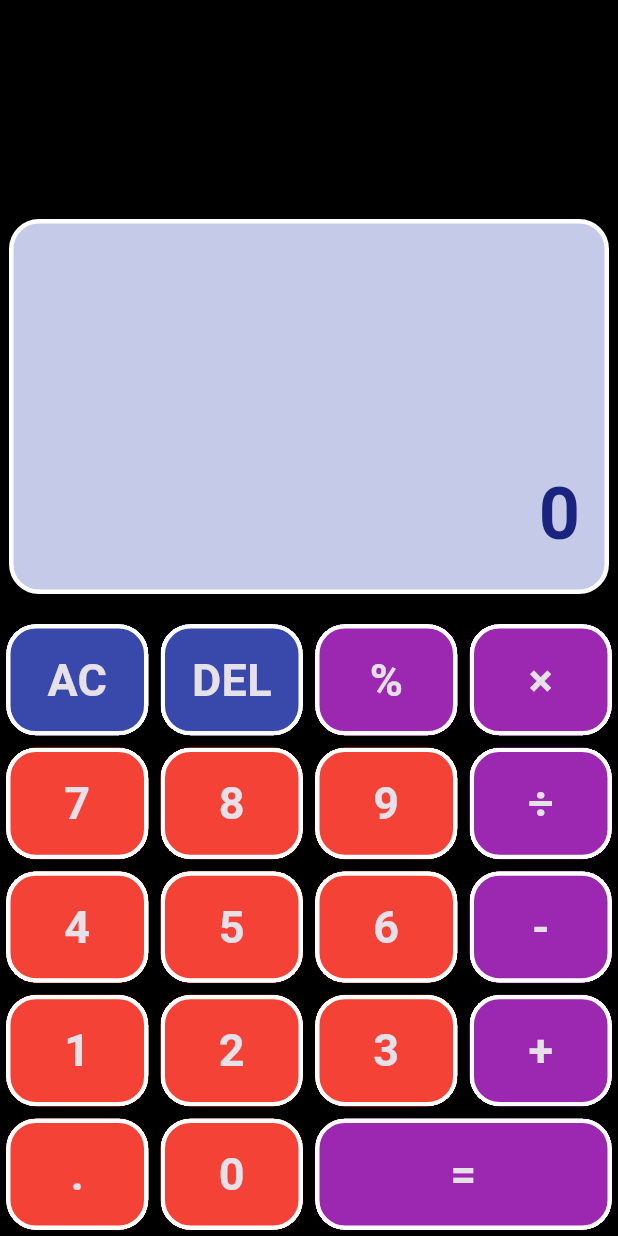
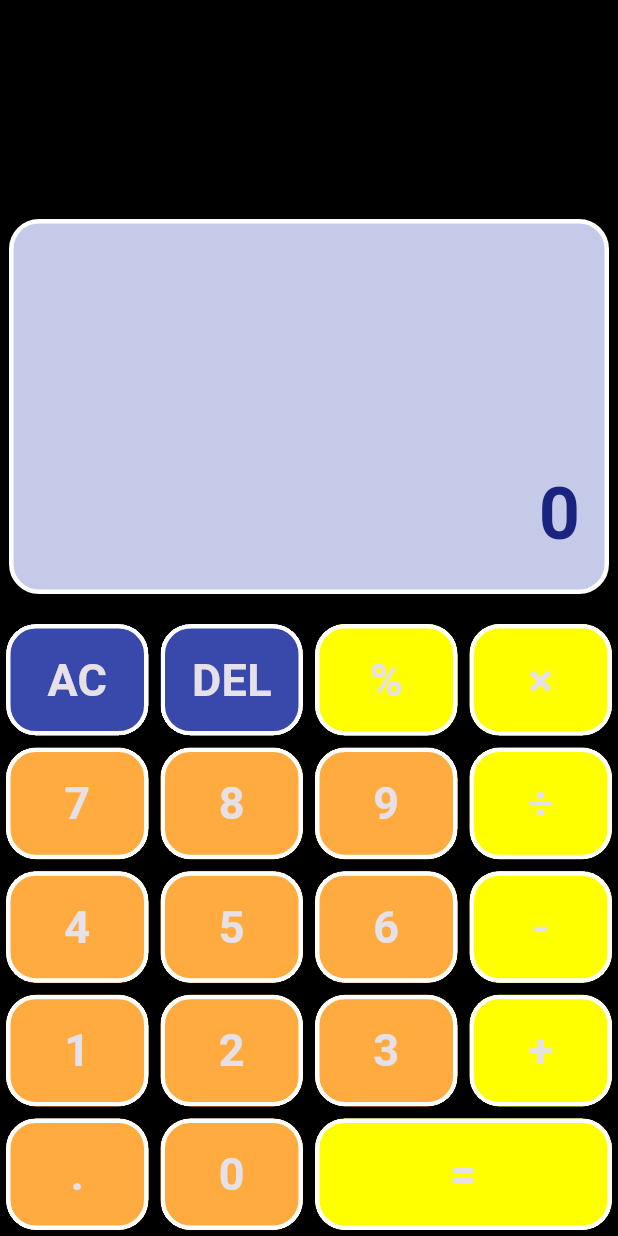
Before and after one commit to buddhadevyash/DJSComputeTask2FD, a Flutter app: the screen it shows after launch, on a phone screen of 412 x 824 dp. Run offline on Flutter 3.47's test engine with Material 3 defaults, Android fonts, the light colour scheme and no system bars.

Commit message:
Color Changes

```diff
--- a/lib/calculator_screen.dart
+++ b/lib/calculator_screen.dart
@@ -6,8 +6,6 @@ class CalculatorScreen extends StatefulWidget {
   @override
   State<CalculatorScreen> createState() => _CalculatorScreenState();
 }
-
-
 
 class Button {
   static const String del = "DEL";
@@ -53,29 +51,21 @@ class Button {
   ];
 }
 
-
-
-
 class _CalculatorScreenState extends State<CalculatorScreen> {
   String number1 = "";
   String operand = "";
   String number2 = "";
 
-
   @override
   Widget build(BuildContext context) {
     final screenSize = MediaQuery.of(context).size;
     return Scaffold(
-      backgroundColor:Colors.black,
-      body:
-
-
-      SafeArea(
+      backgroundColor: Colors.black,
+      body: SafeArea(
         bottom: false,
         child: Column(
           children: [
             // output
-
 
             Expanded(
               child: SingleChildScrollView(
@@ -84,21 +74,20 @@ class _CalculatorScreenState extends State<CalculatorScreen> {
                   height: 250,
                   width: 400,
                   decoration: BoxDecoration(
-                    color:Colors.indigo.shade100,
+                    color: Colors.indigo.shade100,
                     borderRadius: BorderRadius.circular(20),
                     border: Border.all(
                       width: 3,
                       color: Colors.white,
                     ),
                   ),
-
                   alignment: Alignment.bottomRight,
                   padding: const EdgeInsets.all(16),
                   child: Text(
                     "$number1$operand$number2".isEmpty
                         ? "0"
                         : "$number1$operand$number2",
-                    style:TextStyle(
+                    style: TextStyle(
                       fontSize: 48,
                       fontWeight: FontWeight.bold,
                       color: Colors.indigo.shade900,
@@ -164,7 +153,6 @@ class _CalculatorScreenState extends State<CalculatorScreen> {
       ),
     );
   }
-
 
   void onBtnTap(String value) {
     if (value == Button.del) {
@@ -244,7 +232,6 @@ class _CalculatorScreenState extends State<CalculatorScreen> {
     });
   }
 
-
   void clearAll() {
     setState(() {
       number1 = "";
@@ -265,25 +252,19 @@ class _CalculatorScreenState extends State<CalculatorScreen> {
     setState(() {});
   }
 
-
   void appendValue(String value) {
-
     if (value != Button.dot && int.tryParse(value) == null) {
-
       if (operand.isNotEmpty && number2.isNotEmpty) {
         calculate();
       }
       operand = value;
-    }
-
-    else if (number1.isEmpty || operand.isEmpty) {
+    } else if (number1.isEmpty || operand.isEmpty) {
       if (value == Button.dot && number1.contains(Button.dot)) return;
       if (value == Button.dot && (number1.isEmpty || number1 == Button.n0)) {
         value = "0.";
       }
       number1 += value;
-    }
-    else if (number2.isEmpty || operand.isNotEmpty) {
+    } else if (number2.isEmpty || operand.isNotEmpty) {
       if (value == Button.dot && number2.contains(Button.dot)) return;
       if (value == Button.dot && (number2.isEmpty || number2 == Button.n0)) {
         value = "0.";
@@ -293,6 +274,7 @@ class _CalculatorScreenState extends State<CalculatorScreen> {
 
     setState(() {});
   }
+
   Color getButtonColor(value) {
     return [Button.del, Button.clr].contains(value)
         ? Colors.indigo.shade600
@@ -304,7 +286,7 @@ class _CalculatorScreenState extends State<CalculatorScreen> {
             Button.divide,
             Button.calculate,
           ].contains(value)
-        ? Colors.purple
-        : Colors.red;
+            ? Colors.yellowAccent
+            : Colors.orangeAccent;
   }
 }
```
Lines whose indentation alone changed are shown as unchanged.
